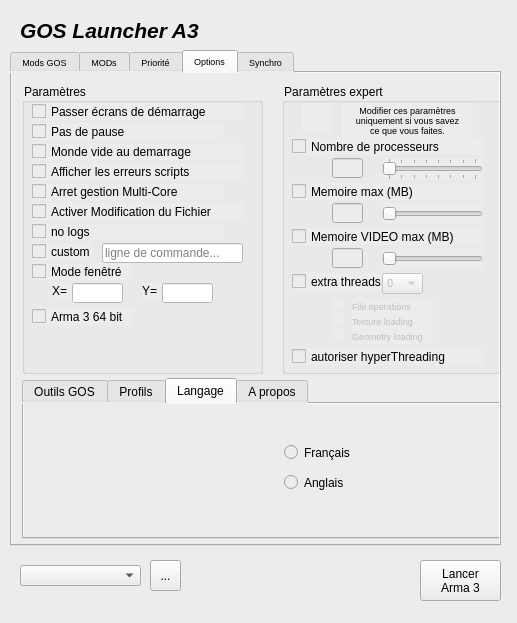
Before: the Qt Designer form principale.ui in ChristopheTdn/GOSLauncher_A3_Python_version, drawn with Qt 5.
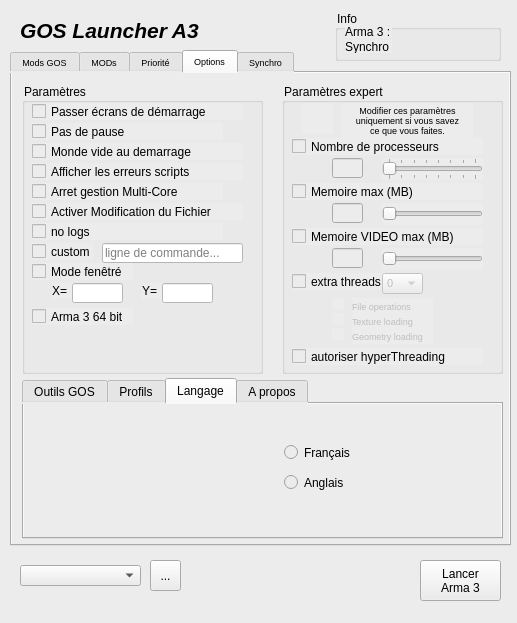
After: the same form once the commit is applied. The open tabs and pages were chosen to show the change. Icons and pictures are not drawn.

What changed in the file:
```diff
--- a/principale.ui
+++ b/principale.ui
@@ -29,7 +29,7 @@
      <rect>
       <x>10</x>
       <y>50</y>
-      <width>491</width>
+      <width>501</width>
       <height>496</height>
      </rect>
     </property>
@@ -3209,6 +3209,51 @@
      </size>
     </property>
    </widget>
+   <widget class="QGroupBox" name="groupBox_info">
+    <property name="geometry">
+     <rect>
+      <x>335</x>
+      <y>10</y>
+      <width>166</width>
+      <height>51</height>
+     </rect>
+    </property>
+    <property name="maximumSize">
+     <size>
+      <width>16777215</width>
+      <height>16777212</height>
+     </size>
+    </property>
+    <property name="title">
+     <string>Info</string>
+    </property>
+    <widget class="QLabel" name="label_info_arma3">
+     <property name="geometry">
+      <rect>
+       <x>10</x>
+       <y>15</y>
+       <width>47</width>
+       <height>13</height>
+      </rect>
+     </property>
+     <property name="text">
+      <string>Arma 3 :</string>
+     </property>
+    </widget>
+    <widget class="QLabel" name="label_info_synchro">
+     <property name="geometry">
+      <rect>
+       <x>10</x>
+       <y>30</y>
+       <width>47</width>
+       <height>13</height>
+      </rect>
+     </property>
+     <property name="text">
+      <string>Synchro :</string>
+     </property>
+    </widget>
+   </widget>
   </widget>
  </widget>
  <resources/>
```
Left out of the diff: 46 changed lines with no effect on the pictures.
